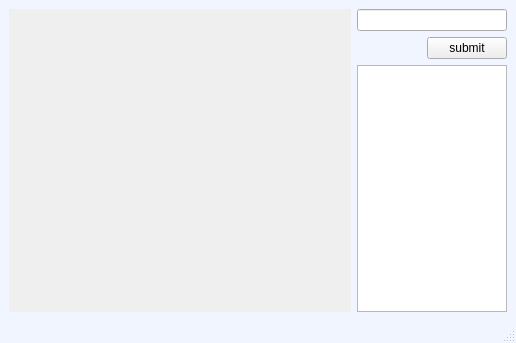
First picture: the form in src/view/editorwindow.ui, repository xcerv/icp-project, before the edit.
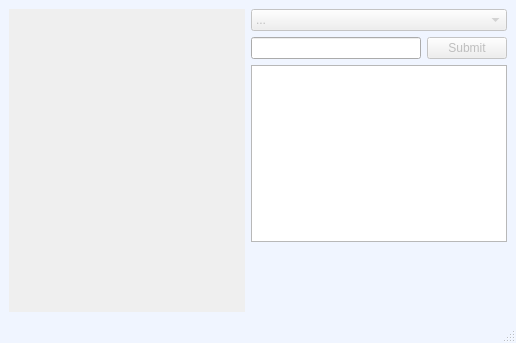
Second picture: the form after the edit. Icons and pictures are not drawn.

```diff
--- a/src/view/editorwindow.ui
+++ b/src/view/editorwindow.ui
@@ -102,9 +102,9 @@
 </string>
   </property>
   <widget class="QWidget" name="centralwidget">
-   <layout class="QVBoxLayout" name="verticalLayout" stretch="4">
+   <layout class="QVBoxLayout" name="verticalLayout" stretch="0">
     <item>
-     <layout class="QHBoxLayout" name="horizontalLayout_2" stretch="7,2">
+     <layout class="QHBoxLayout" name="workAreaLayout" stretch="7,0">
       <item>
        <widget class="QScrollArea" name="workAreaScroll">
         <property name="frameShape">
@@ -124,7 +124,7 @@
           <rect>
            <x>0</x>
            <y>0</y>
-           <width>338</width>
+           <width>232</width>
            <height>281</height>
           </rect>
          </property>
@@ -135,34 +135,36 @@
       <item>
        <layout class="QVBoxLayout" name="verticalLayout_2">
         <item>
-         <widget class="QLineEdit" name="inputEdit">
-          <property name="minimumSize">
-           <size>
-            <width>150</width>
-            <height>0</height>
-           </size>
+         <widget class="QComboBox" name="inputSelect">
+          <property name="enabled">
+           <bool>false</bool>
           </property>
+          <item>
+           <property name="text">
+            <string>...</string>
+           </property>
+          </item>
          </widget>
         </item>
         <item>
          <layout class="QHBoxLayout" name="horizontalLayout">
           <item>
-           <spacer name="horizontalSpacer">
-            <property name="orientation">
-             <enum>Qt::Horizontal</enum>
-            </property>
-            <property name="sizeHint" stdset="0">
+           <widget class="QLineEdit" name="inputField">
+            <property name="minimumSize">
              <size>
-              <width>40</width>
-              <height>20</height>
+              <width>150</width>
+              <height>0</height>
              </size>
             </property>
-           </spacer>
+           </widget>
           </item>
           <item>
            <widget class="QPushButton" name="submitBtn">
+            <property name="enabled">
+             <bool>false</bool>
+            </property>
             <property name="text">
-             <string>submit</string>
+             <string>Submit</string>
             </property>
            </widget>
           </item>
@@ -175,6 +177,109 @@
           </property>
          </widget>
         </item>
+        <item>
+         <layout class="QHBoxLayout" name="buttons">
+          <item>
+           <spacer name="horizontalSpacer_2">
+            <property name="orientation">
+             <enum>Qt::Horizontal</enum>
+            </property>
+            <property name="sizeHint" stdset="0">
+             <size>
+              <width>40</width>
+              <height>20</height>
+             </size>
+            </property>
+           </spacer>
+          </item>
+          <item>
+           <widget class="QPushButton" name="startBtn">
+            <property name="enabled">
+             <bool>false</bool>
+            </property>
+            <property name="sizePolicy">
+             <sizepolicy hsizetype="Preferred" vsizetype="Fixed">
+              <horstretch>0</horstretch>
+              <verstretch>0</verstretch>
+             </sizepolicy>
+            </property>
+            <property name="styleSheet">
+             <string notr="true">  QPushButton {
+	border-image: url(:/buttons/img/buttons/play.png);
+    border: none;
+    background-repeat: no-repeat;
+    background-position: center;
+    padding: 0px;
+    background-color: transparent;
+    min-width: 64px; 
+    min-height: 64px; 
+    max-width: 128px;
+    max-height: 128px;
+}
+QPushButton:hover {
+	border-image: url(:/buttons/img/buttons/play_hover.png);
+}
+QPushButton:pressed {
+	border-image: url(:/buttons/img/buttons/play_press.png);
+}
+QPushButton:disabled{
+	border-image: url(:/buttons/img/buttons/play_disabled.png);
+}</string>
+            </property>
+            <property name="text">
+             <string notr="true"/>
+            </property>
+           </widget>
+          </item>
+          <item alignment="Qt::AlignHCenter">
+           <widget class="QPushButton" name="stopBtn">
+            <property name="enabled">
+             <bool>false</bool>
+            </property>
+            <property name="styleSheet">
+             <string notr="true">  QPushButton{
+	border-image: url(:/buttons/img/buttons/stop.png);
+    border: none;
+    background-repeat: no-repeat;
+    background-position: center;
+    padding: 0px;
+    background-color: transparent;
+    min-width: 64px; 
+    min-height: 64px; 
+    max-width: 128px;
+    max-height: 128px;
+}
+
+QPushButton:hover {
+	border-image: url(:/buttons/img/buttons/stop_hover.png);
+}
+QPushButton:pressed {
+	border-image: url(:/buttons/img/buttons/stop_press.png);
+}
+QPushButton:disabled {
+	border-image: url(:/buttons/img/buttons/stop_disabled.png);
+}</string>
+            </property>
+            <property name="text">
+             <string/>
+            </property>
+           </widget>
+          </item>
+          <item>
+           <spacer name="horizontalSpacer_3">
+            <property name="orientation">
+             <enum>Qt::Horizontal</enum>
+            </property>
+            <property name="sizeHint" stdset="0">
+             <size>
+              <width>40</width>
+              <height>20</height>
+             </size>
+            </property>
+           </spacer>
+          </item>
+         </layout>
+        </item>
        </layout>
       </item>
      </layout>
```
Left out of the diff: 2 changed lines with no effect on the pictures.
